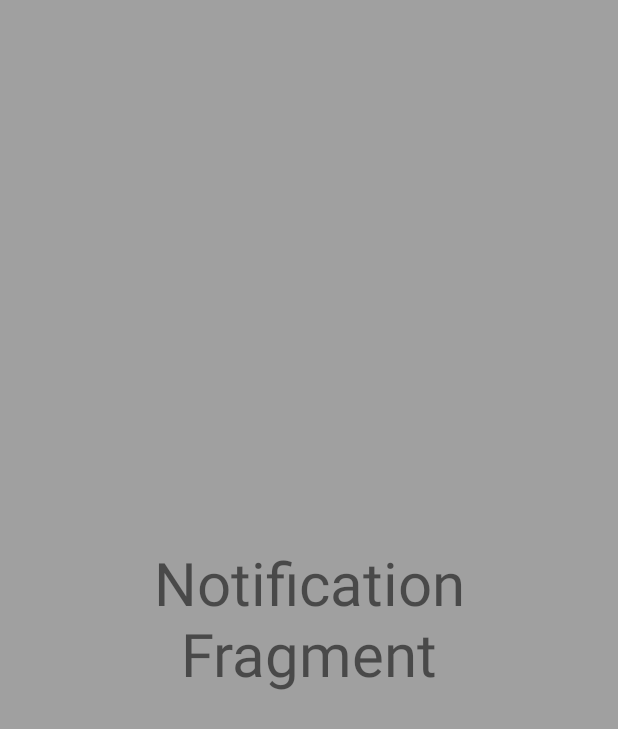
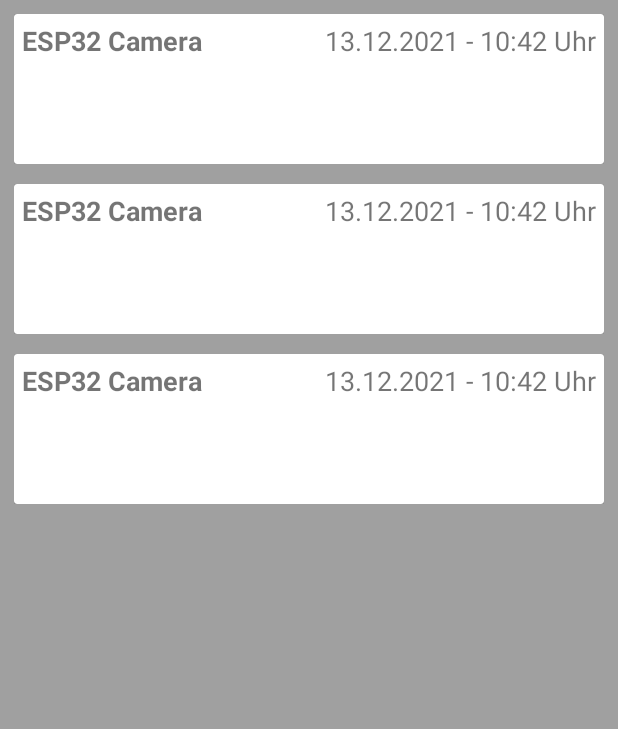
Before and after one commit to jensbeh/esp32-cam-android-app, an Android app: the layout fragment_notifications.xml on its own in the app's theme, with its tools: preview values and no code run, on a phone screen of 412 x 824 dp. Shown: the top 729 px of the screen. Run offline under Robolectric (Android 15) with nearby library versions, the light colour scheme and no system bars.

Commit message:
feat: added working notification view with items/save/load/delete

```diff
--- a/app/src/main/java/com/esp32camera/MainActivity.java
+++ b/app/src/main/java/com/esp32camera/MainActivity.java
@@ -74,7 +74,7 @@ public class MainActivity extends AppCompatActivity implements MainContract.View
         galleryViewPagerPresenter = new GalleryViewPagerPresenter(this);
         notificationPresenter = new NotificationPresenter(this);
         camSettingsPresenter = new CamSettingsPresenter(this);
-        mainPresenter = new MainPresenter(this, homePresenter, camSettingsPresenter);
+        mainPresenter = new MainPresenter(this, homePresenter, camSettingsPresenter, notificationPresenter);
 
         // Setup Fragments
         homeFragment = new HomeFragment(mainPresenter, homePresenter);
@@ -85,6 +85,9 @@ public class MainActivity extends AppCompatActivity implements MainContract.View
 
         // load all stored EspCameras
         mainPresenter.loadEspCameras();
+
+        // load all stored Notifications
+        mainPresenter.loadNotifications();
 
         // set homeFragment
         mainPresenter.navigateToHomeFragment();
--- a/app/src/main/java/com/esp32camera/bottomSheets/BottomSheetAddEspCamera.java
+++ b/app/src/main/java/com/esp32camera/bottomSheets/BottomSheetAddEspCamera.java
@@ -194,8 +194,6 @@ public class BottomSheetAddEspCamera extends BottomSheetDialog {
                         InetAddress addr = InetAddress.getByName(host);
                         String hostName = addr.getHostName();
                         if (hostName.contains("ESP-Camera") && !mainPresenter.ifCameraExisting(host)) {
-                            System.out.println(host + "isreachable");
-                            System.out.println(hostName);
                             espCamerasIp.add(host);
                         }
                     }
--- a/app/src/main/java/com/esp32camera/home/gallery/GalleryContract.java
+++ b/app/src/main/java/com/esp32camera/home/gallery/GalleryContract.java
@@ -38,5 +38,7 @@ public interface GalleryContract {
         List<String> getSelectedItems();
 
         void removeSelectedItem(String item);
+
+        void clearSelectedItems();
     }
 }
--- a/app/src/main/java/com/esp32camera/home/gallery/GalleryPresenter.java
+++ b/app/src/main/java/com/esp32camera/home/gallery/GalleryPresenter.java
@@ -96,4 +96,9 @@ public class GalleryPresenter implements GalleryContract.Presenter {
     public void removeSelectedItem(String item) {
         selectedItems.remove(item);
     }
+
+    @Override
+    public void clearSelectedItems() {
+        selectedItems.clear();
+    }
 }
--- a/app/src/main/java/com/esp32camera/model/CameraCard.java
+++ b/app/src/main/java/com/esp32camera/model/CameraCard.java
@@ -182,7 +182,7 @@ public class CameraCard {
                 result.compress(Bitmap.CompressFormat.PNG, 100, fOut);
                 fOut.flush(); // Not really required
                 fOut.close(); // do not forget to close the stream
-                Toast.makeText(mainPresenter.getActivity(), "READY", Toast.LENGTH_SHORT).show();
+                Toast.makeText(mainPresenter.getActivity(), "Made a picture!", Toast.LENGTH_SHORT).show();
             } catch (IOException e) {
                 e.printStackTrace();
             }
@@ -206,7 +206,7 @@ public class CameraCard {
             mainPresenter.getActivity().runOnUiThread(new Runnable() {
                 @Override
                 public void run() {
-                    Toast.makeText(mainPresenter.getActivity(), "CAPTURE READY!", Toast.LENGTH_LONG).show();
+                    Toast.makeText(mainPresenter.getActivity(), "Recorded it! Please wait for saving File!", Toast.LENGTH_LONG).show();
                 }
             });
             return bitmapList;
@@ -223,7 +223,7 @@ public class CameraCard {
                     mainPresenter.getActivity().runOnUiThread(new Runnable() {
                         @Override
                         public void run() {
-                            Toast.makeText(mainPresenter.getActivity(), "Encoding complete!", Toast.LENGTH_LONG).show();
+                            Toast.makeText(mainPresenter.getActivity(), "Saved the video!", Toast.LENGTH_LONG).show();
                         }
                     });
                 }
--- a/app/src/main/java/com/esp32camera/net/WebSocketService.java
+++ b/app/src/main/java/com/esp32camera/net/WebSocketService.java
@@ -9,6 +9,7 @@ import static com.esp32camera.util.Constants.AUTOWB_GAIN_PATH;
 import static com.esp32camera.util.Constants.BPC_PATH;
 import static com.esp32camera.util.Constants.BRIGHTNESS_PATH;
 import static com.esp32camera.util.Constants.CAM_CONTROLS_PATH;
+import static com.esp32camera.util.Constants.CAM_NOTIFICATION_PATH;
 import static com.esp32camera.util.Constants.COLORBAR_PATH;
 import static com.esp32camera.util.Constants.CONTRAST_PATH;
 import static com.esp32camera.util.Constants.EXPOSURE_CTRL_STATE_PATH;
@@ -17,6 +18,7 @@ import static com.esp32camera.util.Constants.FRAMESIZE_PATH;
 import static com.esp32camera.util.Constants.GAINCEILING_PATH;
 import static com.esp32camera.util.Constants.HMIRROR_PATH;
 import static com.esp32camera.util.Constants.LENC_PATH;
+import static com.esp32camera.util.Constants.MOTION_DETECTED_PATH;
 import static com.esp32camera.util.Constants.QUALITY_PATH;
 import static com.esp32camera.util.Constants.RAW_GMA_PATH;
 import static com.esp32camera.util.Constants.SATURATION_PATH;
@@ -264,6 +266,10 @@ public class WebSocketService {
                 int flashlight = Integer.parseInt(message.substring(message.indexOf("=") + 1));
                 mainPresenter.setCameraFlashlight(espCamera, flashlight);
             }
+        } else if (message.contains(CAM_NOTIFICATION_PATH)) {
+            if (message.contains(MOTION_DETECTED_PATH)) {
+                mainPresenter.notifyOnMotionDetected(espCamera);
+            }
         }
     }
 
--- a/app/src/main/java/com/esp32camera/util/Constants.java
+++ b/app/src/main/java/com/esp32camera/util/Constants.java
@@ -38,4 +38,8 @@ public class Constants {
     public static final String VFLIP_PATH = "vflip="; // 0 = disable , 1 = enable
     public static final String COLORBAR_PATH = "colorbar="; // 0 = disable , 1 = enable
     public static final String FLASHLIGHT_PATH = "flashlight="; // 0 = disable , 1 = enable
+
+    // Notifications
+    public static final String CAM_NOTIFICATION_PATH = "camNotification/";
+    public static final String MOTION_DETECTED_PATH = "motionDetection";
 }
--- a/app/src/main/res/layout/fragment_notifications.xml
+++ b/app/src/main/res/layout/fragment_notifications.xml
@@ -9,14 +9,31 @@
     android:fitsSystemWindows="false"
     tools:context=".home.notification.NotificationFragment">
 
-    <TextView
+    <com.google.android.material.floatingactionbutton.FloatingActionButton
+        android:id="@+id/fab_delete_selected_notification_items"
         android:layout_width="wrap_content"
         android:layout_height="wrap_content"
-        android:text="Notification\nFragment"
-        android:textSize="40sp"
-        android:textAlignment="center"
+        android:layout_marginTop="10dp"
+        android:layout_marginEnd="10dp"
+        android:src="@drawable/ic_delete"
+        app:tint="@color/lightgray"
+        app:backgroundTint="@color/darkGray"
+        app:borderWidth="0dp"
+        app:layout_constraintEnd_toEndOf="parent"
+        app:layout_constraintTop_toTopOf="parent"
+        android:visibility="gone"/>
+
+    <androidx.recyclerview.widget.RecyclerView
+        android:id="@+id/rv_notification"
+        android:layout_width="match_parent"
+        android:layout_height="match_parent"
+        android:layout_marginTop="5dp"
+        android:layout_marginBottom="75dp"
         app:layout_constraintBottom_toBottomOf="parent"
         app:layout_constraintEnd_toEndOf="parent"
         app:layout_constraintStart_toStartOf="parent"
-        app:layout_constraintTop_toTopOf="parent" />
+        app:layout_constraintTop_toTopOf="parent"
+        app:layout_constraintVertical_bias="0.0"
+        tools:itemCount="3"
+        tools:listitem="@layout/raw_notification_card" />
 </androidx.constraintlayout.widget.ConstraintLayout>
--- /dev/null
+++ b/app/src/main/res/layout/raw_notification_card.xml
@@ -0,0 +1,71 @@
+<?xml version="1.0" encoding="utf-8"?>
+<androidx.constraintlayout.widget.ConstraintLayout xmlns:android="http://schemas.android.com/apk/res/android"
+    xmlns:app="http://schemas.android.com/apk/res-auto"
+    android:id="@+id/cl_notification_item_background"
+    android:layout_width="match_parent"
+    android:layout_height="wrap_content"
+    android:layout_marginStart="5dp"
+    android:layout_marginEnd="5dp"
+    android:layout_marginBottom="5dp"
+    android:padding="4dp"
+    android:orientation="vertical">
+
+    <androidx.cardview.widget.CardView
+        android:id="@+id/cardView_notification"
+        android:layout_width="match_parent"
+        android:layout_height="100dp"
+        app:layout_constraintBottom_toBottomOf="parent"
+        app:layout_constraintEnd_toEndOf="parent"
+        app:layout_constraintStart_toStartOf="parent"
+        app:layout_constraintTop_toTopOf="parent">
+
+        <androidx.constraintlayout.widget.ConstraintLayout
+            android:layout_width="match_parent"
+            android:layout_height="match_parent">
+
+            <TextView
+                android:id="@+id/tv_camera_name_notification"
+                android:layout_width="0dp"
+                android:layout_height="wrap_content"
+                android:layout_gravity="center"
+                android:layout_marginStart="5dp"
+                android:layout_marginTop="5dp"
+                android:layout_marginEnd="10dp"
+                android:ellipsize="end"
+                android:maxLines="1"
+                android:text="ESP32 Camera"
+                android:textSize="18sp"
+                android:textStyle="bold"
+                app:layout_constraintEnd_toStartOf="@+id/tv_timestamp_notification"
+                app:layout_constraintHorizontal_bias="0.0"
+                app:layout_constraintStart_toStartOf="parent"
+                app:layout_constraintTop_toTopOf="parent" />
+
+            <TextView
+                android:id="@+id/tv_timestamp_notification"
+                android:layout_width="wrap_content"
+                android:layout_height="wrap_content"
+                android:layout_gravity="center"
+                android:layout_marginTop="5dp"
+                android:layout_marginEnd="5dp"
+                android:text="13.12.2021 - 10:42 Uhr"
+                android:textSize="18sp"
+                app:layout_constraintEnd_toEndOf="parent"
+                app:layout_constraintTop_toTopOf="parent" />
+
+            <ImageView
+                android:id="@+id/iv_check_circle_notification"
+                android:layout_width="wrap_content"
+                android:layout_height="wrap_content"
+                android:layout_marginTop="5dp"
+                android:layout_marginEnd="5dp"
+                android:src="@drawable/ic_check_circle"
+                app:layout_constraintEnd_toEndOf="parent"
+                app:layout_constraintTop_toTopOf="parent"
+                android:visibility="gone"/>
+
+        </androidx.constraintlayout.widget.ConstraintLayout>
+
+    </androidx.cardview.widget.CardView>
+
+</androidx.constraintlayout.widget.ConstraintLayout>
--- a/build.gradle
+++ b/build.gradle
@@ -5,7 +5,7 @@ buildscript {
         mavenCentral()
     }
     dependencies {
-        classpath "com.android.tools.build:gradle:7.0.3"
+        classpath 'com.android.tools.build:gradle:7.0.4'
 
         // NOTE: Do not place your application dependencies here; they belong
         // in the individual module build.gradle files
```
Also changed, not shown: app/src/main/java/com/esp32camera/MainContract.java (+8 -0 lines), app/src/main/java/com/esp32camera/MainPresenter.java (+78 -3 lines), app/src/main/java/com/esp32camera/adapter/NotificationRecyclerViewAdapter.java (added, +170 -0 lines), app/src/main/java/com/esp32camera/home/gallery/GalleryFragment.java (+7 -1 lines), app/src/main/java/com/esp32camera/home/notification/NotificationContract.java (+31 -1 lines), app/src/main/java/com/esp32camera/home/notification/NotificationFragment.java (+82 -1 lines), app/src/main/java/com/esp32camera/home/notification/NotificationPresenter.java (+54 -0 lines), app/src/main/java/com/esp32camera/model/Notification.java (added, +29 -0 lines).
